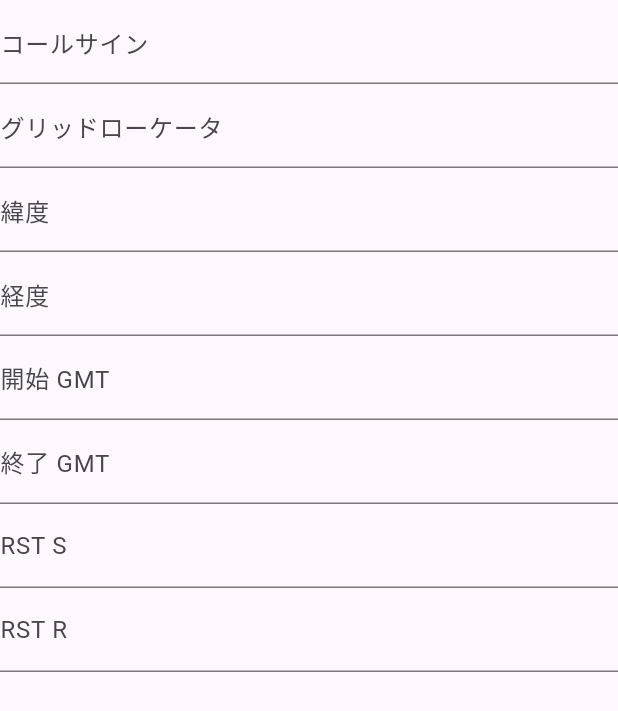
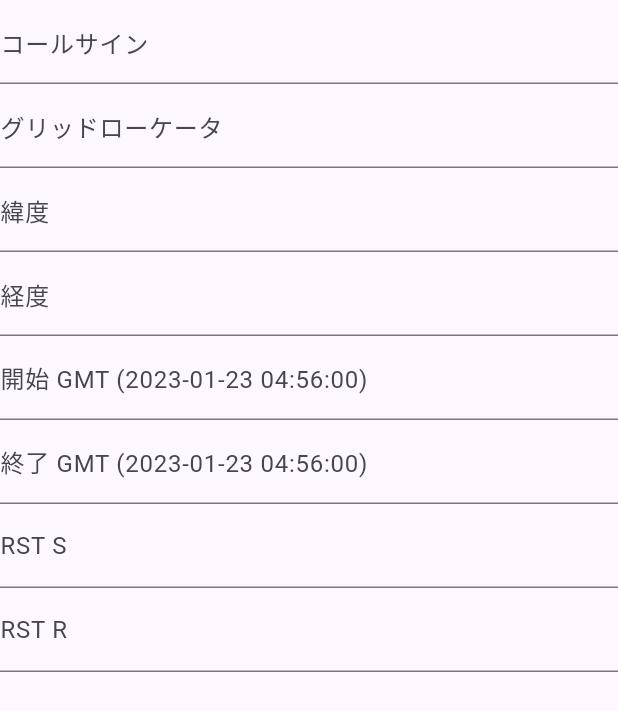
Before and after one commit to covelline/radio_qth_map, a Flutter app: the _OtherStationInfoInputForm widget shown alone on an empty page, opened directly, on a phone screen of 412 x 824 dp. Shown: the top 711 px of the screen. Run offline on Flutter 3.47's test engine with Material 2 defaults, Android fonts, the phone set to English and light mode, and no system bars; our stand-ins replace cloud_firestore, firebase_core, freezed_annotation, google_maps_flutter, latlong2, responsive_framework; accounts and stored records are empty; generated files the repository leaves out were written again; statements that could not run were skipped.

Commit message:
入力・出力する日付のフォーマットを定義

```diff
--- a/app/radio_qth_map/lib/screen/add_operation_screen.dart
+++ b/app/radio_qth_map/lib/screen/add_operation_screen.dart
@@ -437,7 +437,9 @@ class _OtherStationInfoInputFormState
                 child: TextFormField(
                   controller: startController,
                   decoration: InputDecoration(
-                    labelText: '${AppLocalizations.of(context)!.start} GMT',
+                    labelText:
+                        '${AppLocalizations.of(context)!.start} GMT (2023-01-23 04:56:00)',
+                    hintText: '2023-01-23 04:56:00',
                   ),
                   validator: (value) {
                     final startValidated =
@@ -456,7 +458,9 @@ class _OtherStationInfoInputFormState
                 child: TextFormField(
                   controller: endController,
                   decoration: InputDecoration(
-                    labelText: '${AppLocalizations.of(context)!.end} GMT',
+                    labelText:
+                        '${AppLocalizations.of(context)!.end} GMT (2023-01-23 04:56:00)',
+                    hintText: '2023-01-23 04:56:00',
                   ),
                 ),
               )
```
Also changed, not shown: app/radio_qth_map/lib/widget/operation_map.dart (+8 -2 lines).
